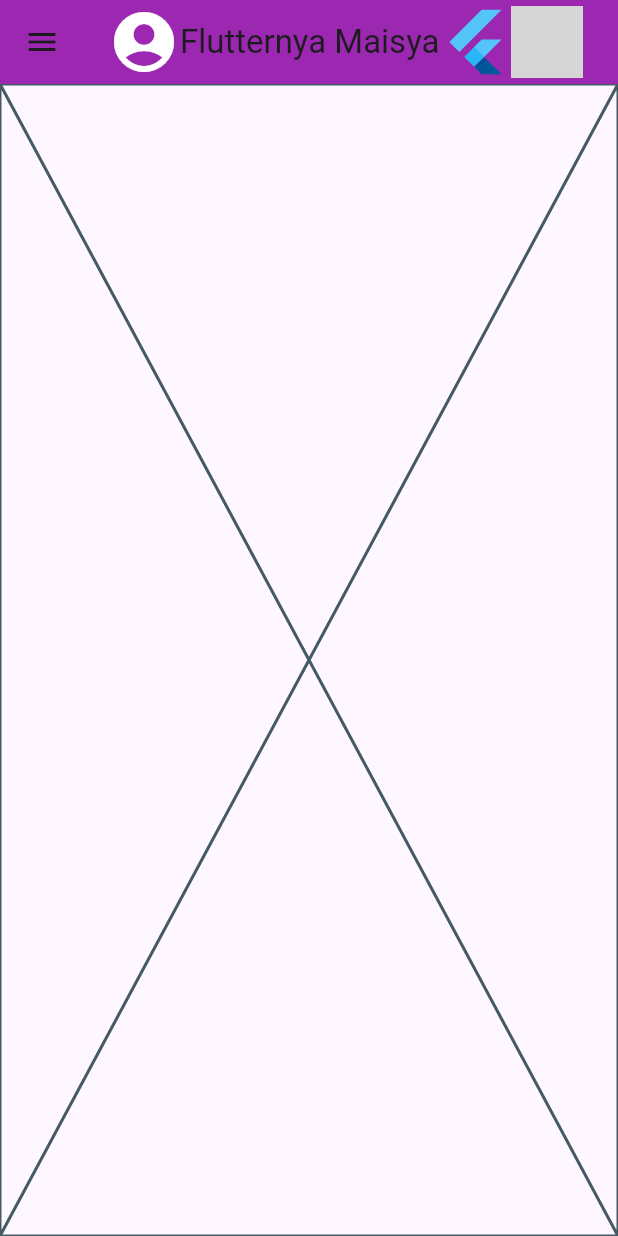
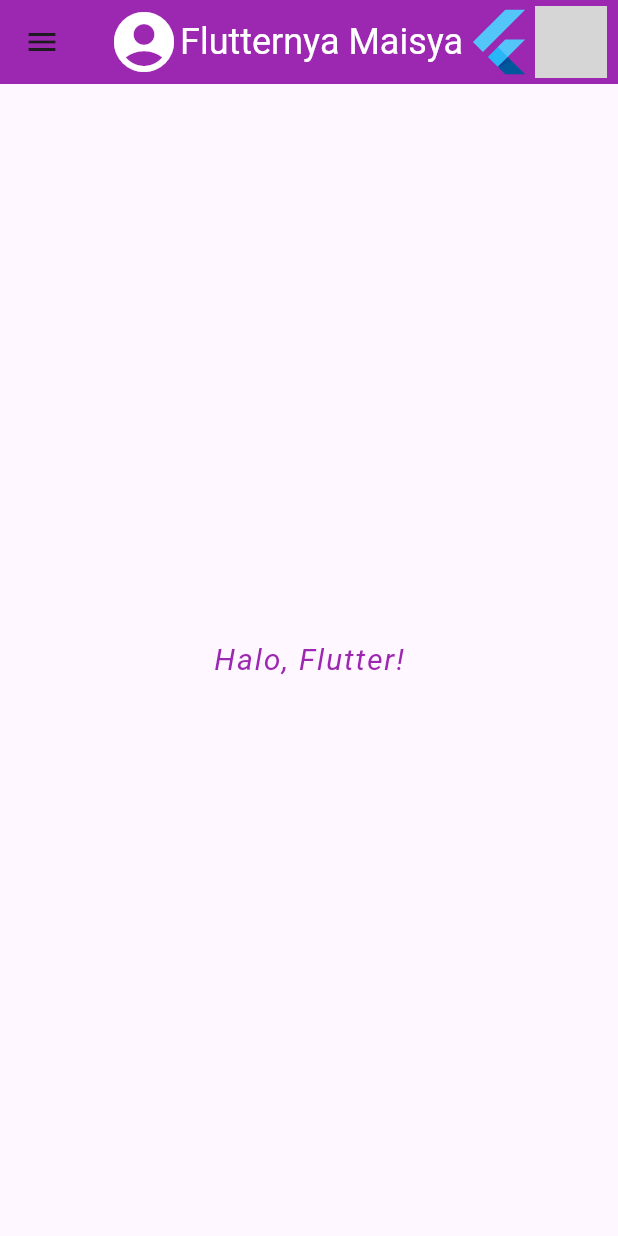
Before and after one commit to maisyadhia/projectsem5, a Flutter app: the screen it shows after launch, on a phone screen of 412 x 824 dp. Run offline on Flutter 3.47's test engine with Material 3 defaults, Android fonts, the phone set to English and light mode, and no system bars; grey boxes are pictures that could not be loaded.

Commit message:
add styled text and fonts

```diff
--- a/lib/main.dart
+++ b/lib/main.dart
@@ -15,7 +15,10 @@ class Sib3a extends StatelessWidget {
           title: Row(
             children: [
               const Icon(Icons.account_circle, size: 48, color: Colors.white),
-              const Text('Flutternya Maisya'),
+              const Text(
+                'Flutternya Maisya',
+                style: TextStyle(fontSize: 24, color: Colors.white),
+              ),
               const FlutterLogo(size: 48),
               Image.asset('assets/images/poltek.jpeg', width: 48, height: 48),
             ],
@@ -23,7 +26,17 @@ class Sib3a extends StatelessWidget {
           backgroundColor: Colors.purple,
         ),
         drawer: const Drawer(),
-        body: const Center(child: Placeholder()),
+        body: const Center(
+          child: Text(
+            'Halo, Flutter!',
+            style: TextStyle(
+              fontSize: 20,
+              color: Colors.purple,
+              fontStyle: FontStyle.italic,
+              letterSpacing: 1.2,
+            ),
+          ),
+        ),
       ),
     );
   }
```
